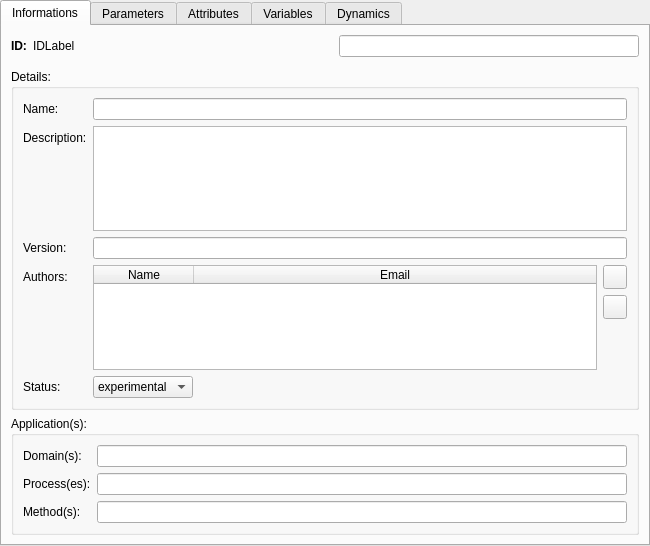
Before: the Qt Designer form src/openfluid/ui/common/SignatureEditorWidget.ui in OpenFLUID/openfluid, drawn with Qt 5.
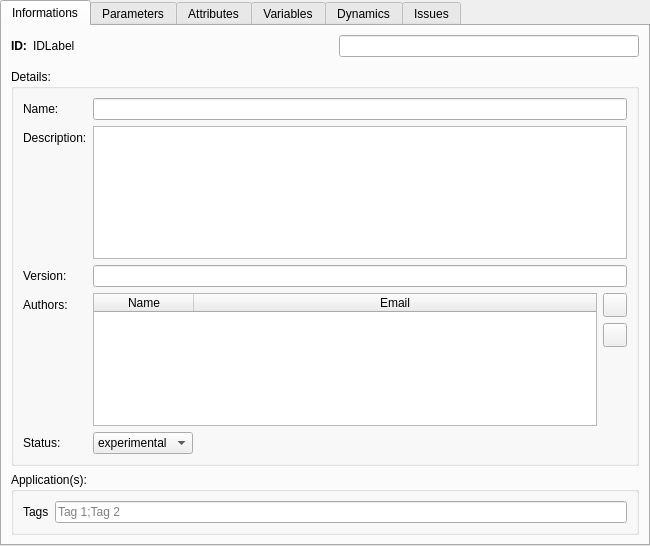
After: the same form once the commit is applied. Custom widgets are drawn as their Qt base class.

Patch:
```diff
--- a/src/openfluid/ui/common/SignatureEditorWidget.ui
+++ b/src/openfluid/ui/common/SignatureEditorWidget.ui
@@ -254,33 +254,17 @@
        <item row="0" column="0">
         <widget class="QLabel" name="label_7">
          <property name="text">
-          <string>Domain(s):</string>
+          <string>Tags</string>
          </property>
         </widget>
        </item>
        <item row="0" column="1">
-        <widget class="QLineEdit" name="DomainEdit"/>
-       </item>
-       <item row="1" column="0">
-        <widget class="QLabel" name="label_8">
-         <property name="text">
-          <string>Process(es):</string>
+        <widget class="QLineEdit" name="TagsEdit">
+         <property name="placeholderText">
+          <string>Tag 1;Tag 2</string>
          </property>
         </widget>
        </item>
-       <item row="2" column="0">
-        <widget class="QLabel" name="label_9">
-         <property name="text">
-          <string>Method(s):</string>
-         </property>
-        </widget>
-       </item>
-       <item row="1" column="1">
-        <widget class="QLineEdit" name="ProcessEdit"/>
-       </item>
-       <item row="2" column="1">
-        <widget class="QLineEdit" name="MethodEdit"/>
-       </item>
       </layout>
      </widget>
     </item>
@@ -504,6 +488,16 @@
     </item>
    </layout>
   </widget>
+  <widget class="QWidget" name="IssuesTab">
+   <attribute name="title">
+    <string>Issues</string>
+   </attribute>
+   <layout class="QVBoxLayout" name="verticalLayout_14">
+    <item>
+     <widget class="openfluid::ui::common::WareIssuesManagerWidget" name="IssuesManagerWidget" native="true"/>
+    </item>
+   </layout>
+  </widget>
  </widget>
  <customwidgets>
   <customwidget>
@@ -512,6 +506,12 @@
    <header location="global">openfluid/ui/common/SignatureDataEditorWidget.hpp</header>
    <container>1</container>
   </customwidget>
+  <customwidget>
+   <class>openfluid::ui::common::WareIssuesManagerWidget</class>
+   <extends>QWidget</extends>
+   <header location="global">openfluid/ui/common/WareIssuesManagerWidget.hpp</header>
+   <container>1</container>
+  </customwidget>
  </customwidgets>
  <resources/>
  <connections/>
```
